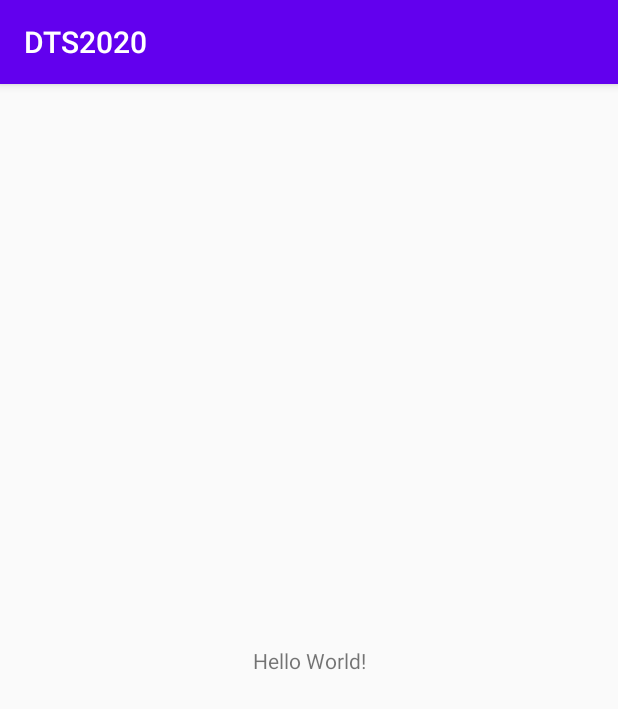
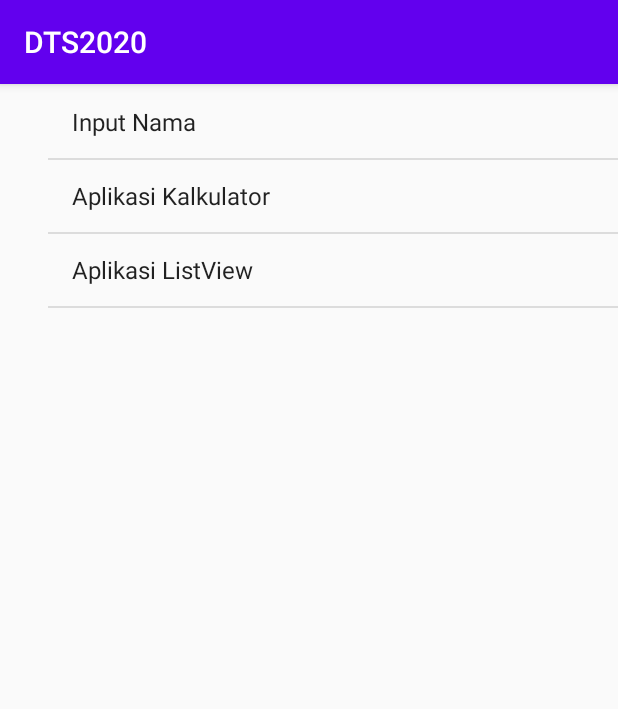
Before and after one commit to zuniarhidaya/dts2020, an Android app: the screen it shows after launch (MainActivity), on a phone screen of 412 x 824 dp. Shown: the top 709 px of the screen. Run offline under Robolectric (Android 15) with nearby library versions, the phone set to English and light mode, and no system bars.

Commit message:
kalkulator dan main menu

```diff
--- a/app/src/main/java/com/example/dts2020/MainActivity.java
+++ b/app/src/main/java/com/example/dts2020/MainActivity.java
@@ -2,13 +2,53 @@ package com.example.dts2020;
 
 import androidx.appcompat.app.AppCompatActivity;
 
+import android.content.Intent;
 import android.os.Bundle;
+import android.view.View;
+import android.widget.AdapterView;
+import android.widget.ArrayAdapter;
+import android.widget.ListView;
+
+import java.util.List;
 
 public class MainActivity extends AppCompatActivity {
+
+    String[] menu = new String[]{"Input Nama","Aplikasi Kalkulator","Aplikasi ListView"};
+
+    ListView listView;
 
     @Override
     protected void onCreate(Bundle savedInstanceState) {
         super.onCreate(savedInstanceState);
         setContentView(R.layout.activity_main);
+
+        listView = (ListView) findViewById(R.id.listMenu);
+
+        ArrayAdapter arrayAdapter =new ArrayAdapter(this,
+                android.R.layout.simple_list_item_1,
+                android.R.id.text1,
+                menu);
+
+        listView.setAdapter(arrayAdapter);
+
+        listView.setOnItemClickListener(new AdapterView.OnItemClickListener() {
+            @Override
+            public void onItemClick(AdapterView<?> parent, View view, int i, long l) {
+                String item = (String) parent.getAdapter().getItem(i);
+
+                Intent pindah = null;
+
+                if(i==0){
+                    pindah =new Intent(MainActivity.this,AplikasiNama.class);
+                    startActivity(pindah);
+                } else if(i==1){
+                    pindah =new Intent(MainActivity.this,AplikasiKalkulator.class);
+                    startActivity(pindah);
+                } else {
+                    pindah =new Intent(MainActivity.this,AplikasiListView.class);
+                    startActivity(pindah);
+                }
+            }
+        });
     }
 }
--- a/app/src/main/res/layout/activity_main.xml
+++ b/app/src/main/res/layout/activity_main.xml
@@ -6,13 +6,16 @@
     android:layout_height="match_parent"
     tools:context=".MainActivity">
 
-    <TextView
-        android:layout_width="wrap_content"
-        android:layout_height="wrap_content"
-        android:text="Hello World!"
+    <ListView
+        android:id="@+id/listMenu"
+        android:layout_width="0dp"
+        android:layout_height="0dp"
+        android:layout_marginStart="32dp"
+        android:layout_marginLeft="32dp"
+        android:layout_marginTop="1dp"
+        android:layout_marginBottom="1dp"
         app:layout_constraintBottom_toBottomOf="parent"
-        app:layout_constraintLeft_toLeftOf="parent"
-        app:layout_constraintRight_toRightOf="parent"
+        app:layout_constraintEnd_toEndOf="parent"
+        app:layout_constraintStart_toStartOf="parent"
         app:layout_constraintTop_toTopOf="parent" />
-
 </androidx.constraintlayout.widget.ConstraintLayout>
```
Also changed, not shown: app/src/main/java/com/example/dts2020/AplikasiKalkulator.java (+87 -0 lines), app/src/main/res/layout/activity_aplikasi_kalkulator.xml (+8 -4 lines).
